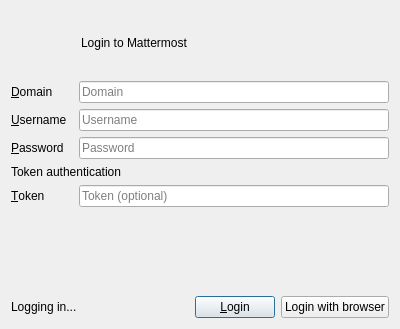
Old version of the form sources/login/LoginDialog.ui in the repository Diadlo/mattermost-qt.
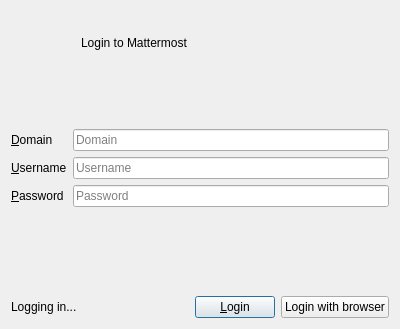
New version of the form. Icons and pictures are not drawn.

Commit message:
feat(LoginDialog): remove UI to enter token manually
This reverts commit e6938410c1ad471956faba2ef7ab7a32a64e705f.

The edit to the form file:
```diff
--- a/sources/login/LoginDialog.ui
+++ b/sources/login/LoginDialog.ui
@@ -52,7 +52,46 @@
     </layout>
    </item>
    <item>
-    <layout class="QGridLayout" name="gridLayout" columnstretch="1,5">
+    <spacer name="verticalSpacer">
+     <property name="orientation">
+      <enum>Qt::Vertical</enum>
+     </property>
+     <property name="sizeType">
+      <enum>QSizePolicy::Fixed</enum>
+     </property>
+     <property name="sizeHint" stdset="0">
+      <size>
+       <width>20</width>
+       <height>48</height>
+      </size>
+     </property>
+    </spacer>
+   </item>
+   <item>
+    <layout class="QGridLayout" name="gridLayout">
+     <item row="3" column="1">
+      <widget class="QLineEdit" name="username_lineEdit">
+       <property name="maxLength">
+        <number>512</number>
+       </property>
+       <property name="placeholderText">
+        <string>Username</string>
+       </property>
+      </widget>
+     </item>
+     <item row="4" column="1">
+      <widget class="QLineEdit" name="password_lineEdit">
+       <property name="maxLength">
+        <number>512</number>
+       </property>
+       <property name="echoMode">
+        <enum>QLineEdit::Password</enum>
+       </property>
+       <property name="placeholderText">
+        <string>Password</string>
+       </property>
+      </widget>
+     </item>
      <item row="0" column="0">
       <widget class="QLabel" name="domain_label">
        <property name="toolTip">
@@ -66,16 +105,6 @@
        </property>
       </widget>
      </item>
-     <item row="3" column="1">
-      <widget class="QLineEdit" name="username_lineEdit">
-       <property name="maxLength">
-        <number>512</number>
-       </property>
-       <property name="placeholderText">
-        <string>Username</string>
-       </property>
-      </widget>
-     </item>
      <item row="3" column="0">
       <widget class="QLabel" name="username_label">
        <property name="toolTip">
@@ -112,59 +141,6 @@
        </property>
        <property name="placeholderText">
         <string>Domain</string>
-       </property>
-      </widget>
-     </item>
-     <item row="4" column="1">
-      <widget class="QLineEdit" name="password_lineEdit">
-       <property name="maxLength">
-        <number>512</number>
-       </property>
-       <property name="echoMode">
-        <enum>QLineEdit::Password</enum>
-       </property>
-       <property name="placeholderText">
-        <string>Password</string>
-       </property>
-      </widget>
-     </item>
-    </layout>
-   </item>
-   <item>
-    <widget class="QLabel" name="label">
-     <property name="toolTip">
-      <string>Some servers uses SSO auth. This client doesn't support it natevly.
-Instead you should bypass SSO auth into your browser, find 'MMAUTHTOKEN'
-cookie in developer tools and copy its content into field below.
-Password and token can't be used simultenusly</string>
-     </property>
-     <property name="text">
-      <string>Token authentication</string>
-     </property>
-    </widget>
-   </item>
-   <item>
-    <layout class="QGridLayout" name="gridLayout_2" columnstretch="1,5">
-     <item row="0" column="1">
-      <widget class="QLineEdit" name="token_lineEdit">
-       <property name="echoMode">
-        <enum>QLineEdit::Password</enum>
-       </property>
-       <property name="placeholderText">
-        <string>Token (optional)</string>
-       </property>
-      </widget>
-     </item>
-     <item row="0" column="0">
-      <widget class="QLabel" name="token_label">
-       <property name="toolTip">
-        <string>Token that should be used for authentication instead of password</string>
-       </property>
-       <property name="text">
-        <string>&amp;Token</string>
-       </property>
-       <property name="buddy">
-        <cstring>token_lineEdit</cstring>
        </property>
       </widget>
      </item>
```
The commit also changes 1 other file.
